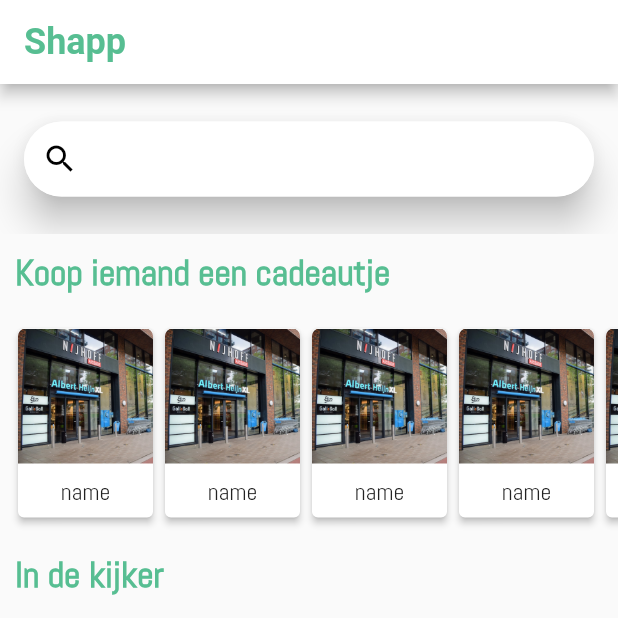
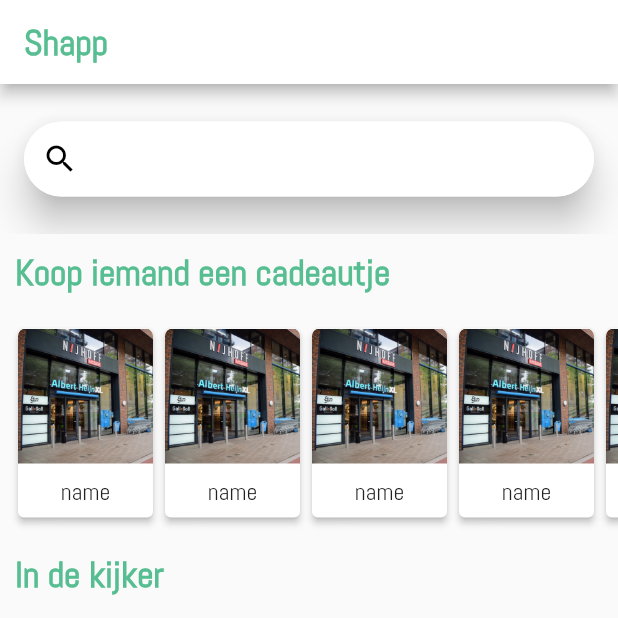
Before and after one commit to abel-vs/shapp, a Flutter app: the screen it shows after launch, on a phone screen of 412 x 824 dp, the top half of it. Run offline on Flutter 3.47's test engine with Material 2 defaults, Android fonts, the phone set to English and light mode, and no system bars; our stand-ins replace cloud_firestore, firebase_auth, google_maps_flutter, location, share; accounts and stored records are empty.

Commit message:
Refactored themes into separate file

```diff
--- a/lib/main.dart
+++ b/lib/main.dart
@@ -1,5 +1,6 @@
 import 'package:Shapp/services/auth.dart';
 import 'package:Shapp/services/database.dart';
+import 'package:Shapp/themes.dart';
 import 'package:flutter/material.dart';
 import 'package:flutter/services.dart';
 import 'package:flutter_localizations/flutter_localizations.dart';
@@ -17,7 +18,6 @@ void main() => runApp(MyApp());
 class MyApp extends StatelessWidget {
   // This widget is the root of your application.
 
-  static const Color OCEAN_GREEN = Color.fromRGBO(87, 190, 146, 1);
 
   @override
   Widget build(BuildContext context) {
@@ -34,82 +34,9 @@ class MyApp extends StatelessWidget {
 
         debugShowCheckedModeBanner: false,
 
-        theme: ThemeData(
-          // Define the default brightness and colors.
-          appBarTheme: AppBarTheme(
-            color: Colors.white,
-            textTheme: TextTheme(
-              headline6: TextStyle(
-                color: OCEAN_GREEN,
-                fontWeight: FontWeight.bold,
-                fontSize: 24,
-              ),
-            ),
-          ),
-          brightness: Brightness.light,
-          primaryColor: OCEAN_GREEN,
-          accentColor: OCEAN_GREEN,
+        theme: lightTheme,
 
-          // Define the default font family.
-          fontFamily: 'Abel',
-
-          // Define the default TextTheme. Use this to specify the default
-          // text styling for headlines, titles, bodies of text, and more.
-          textTheme: TextTheme(
-            headline6: TextStyle(
-              color: OCEAN_GREEN,
-              fontWeight: FontWeight.bold,
-              fontSize: 24,
-            ),
-            headline4: TextStyle(
-              color: OCEAN_GREEN,
-              fontWeight: FontWeight.bold,
-              fontSize: 32,
-            ),
-            subtitle2: TextStyle(
-              color: OCEAN_GREEN,
-              fontSize: 18,
-            ),
-          ),
-        ),
-
-        darkTheme: ThemeData(
-          appBarTheme: AppBarTheme(
-              color: Colors.black12,
-              textTheme: TextTheme(
-                headline6: TextStyle(
-                  color: OCEAN_GREEN,
-                  fontWeight: FontWeight.bold,
-                  fontSize: 24,
-                ),
-              ),
-            iconTheme: IconThemeData(color: OCEAN_GREEN)
-          ),
-          bottomNavigationBarTheme: BottomNavigationBarThemeData(
-            backgroundColor: Colors.black38,
-            elevation: 0,
-          ),
-          brightness: Brightness.dark,
-          primaryColor: OCEAN_GREEN,
-          accentColor: OCEAN_GREEN,
-
-          textTheme: TextTheme(
-            headline6: TextStyle(
-              color: OCEAN_GREEN,
-              fontWeight: FontWeight.bold,
-              fontSize: 24,
-            ),
-            headline4: TextStyle(
-              color: OCEAN_GREEN,
-              fontWeight: FontWeight.bold,
-              fontSize: 32,
-            ),
-            subtitle2: TextStyle(
-              color: OCEAN_GREEN,
-              fontSize: 18,
-            ),
-          ),
-        ),
+        darkTheme: darkTheme,
 
         /// Navigation
         home: App(),
--- a/lib/screens/map_page.dart
+++ b/lib/screens/map_page.dart
@@ -34,7 +34,7 @@ class MapPageState extends State<MapPage> {
         onMapCreated: _onMapCreated,
       ),
       floatingActionButton: FloatingActionButton(
-        foregroundColor: Colors.white,
+//        foregroundColor: Colors.white,
           onPressed: _animateToUser,
           child: Icon(Icons.gps_fixed),
       ),
--- a/lib/screens/shop_branch_page.dart
+++ b/lib/screens/shop_branch_page.dart
@@ -1,5 +1,6 @@
 import 'package:Shapp/models/category.dart';
 import 'package:Shapp/services/app_localizations.dart';
+import 'package:Shapp/themes.dart';
 import 'package:Shapp/widgets/shop_card.dart';
 import 'package:flutter/material.dart';
 
@@ -56,7 +57,16 @@ class ShopBranchPage extends StatelessWidget {
                 Padding(
                   padding: const EdgeInsets.symmetric(vertical: 3),
                   child: ShopCard(),
-                ),
+                ),Padding(
+                  padding: const EdgeInsets.symmetric(vertical: 3),
+                  child: ShopCard(),
+                ),Padding(
+                  padding: const EdgeInsets.symmetric(vertical: 3),
+                  child: ShopCard(),
+                ), Padding(
+                padding: const EdgeInsets.symmetric(vertical: 3),
+                child: ShopCard(),
+              ),
               ],
             ),
           ),
--- /dev/null
+++ b/lib/themes.dart
@@ -0,0 +1,86 @@
+import 'package:flutter/material.dart';
+
+const Color OCEAN_GREEN = Color(0xff57BE92);
+const Color GHOST_WHITE = Color(0xffF7F7FF);
+const Color CRAYOLA_YELLOW = Color(0xffFFF07C);
+const Color TERRA_COTTA_RED = Color(0xffED6A5A);
+const Color YALE_BLUE = Color(0xff304D6D);
+const Color JET_BLACK = Color(0xff333333);
+const Color EERIE_BLACK = Color(0xff222222);
+
+TextTheme textTheme = TextTheme(
+  headline6: TextStyle(
+    color: OCEAN_GREEN,
+    fontWeight: FontWeight.bold,
+    fontSize: 24,
+  ),
+  headline4: TextStyle(
+    color: OCEAN_GREEN,
+    fontWeight: FontWeight.bold,
+    fontSize: 32,
+  ),
+  subtitle2: TextStyle(
+    color: OCEAN_GREEN,
+    fontSize: 18,
+  ),
+);
+
+ThemeData lightTheme = ThemeData(
+  // Define the default brightness and colors.
+  appBarTheme: AppBarTheme(
+    color: Colors.white,
+    textTheme: TextTheme(
+      headline6: TextStyle(
+        color: OCEAN_GREEN,
+        fontWeight: FontWeight.bold,
+        fontSize: 24,
+        fontFamily: 'Abel',
+      ),
+    ),
+  ),
+
+  brightness: Brightness.light,
+
+  primaryColor: OCEAN_GREEN,
+  accentColor: OCEAN_GREEN,
+
+  // Define the default font family.
+  fontFamily: 'Abel',
+
+  // Define the default TextTheme. Use this to specify the default
+  // text styling for headlines, titles, bodies of text, and more.
+  textTheme: textTheme,
+);
+
+ThemeData darkTheme = ThemeData(
+  appBarTheme: AppBarTheme(
+      color: EERIE_BLACK,
+    textTheme: TextTheme(
+      headline6: TextStyle(
+        color: OCEAN_GREEN,
+        fontWeight: FontWeight.bold,
+        fontSize: 24,
+        fontFamily: 'Abel',
+      ),
+    ),
+    iconTheme: IconThemeData(color: OCEAN_GREEN),
+  ),
+
+    primaryTextTheme: TextTheme(
+      bodyText1: TextStyle(color: Colors.white)
+    ),
+
+  bottomNavigationBarTheme: BottomNavigationBarThemeData(
+    backgroundColor: EERIE_BLACK,
+    elevation: 0,
+  ),
+
+  brightness: Brightness.dark,
+  primaryColor: OCEAN_GREEN,
+  accentColor: OCEAN_GREEN,
+  focusColor: Colors.white,
+
+  bottomAppBarColor: Colors.yellow,
+  fontFamily: 'Abel',
+  textTheme: textTheme,
+);
```
